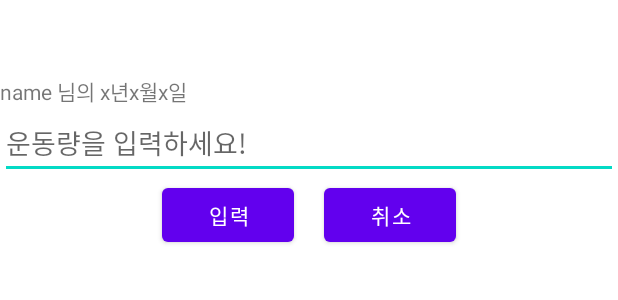
After one commit to eddymango/exercisefam, an Android app: the layout dialog_exer_register.xml on its own in the app's theme, with its tools: preview values and no code run, on a phone screen of 412 x 824 dp. The commit adds this screen. Shown: the top 300 px of the screen. Run offline under Robolectric (Android 15) with nearby library versions, the phone set to English and light mode, and no system bars.

Commit message:
firebase 날짜->userName 저장 + dialog #1

```diff
--- a/app/src/main/java/kr/eddymango/exercisefam/fragments/HomeFragment.kt
+++ b/app/src/main/java/kr/eddymango/exercisefam/fragments/HomeFragment.kt
@@ -10,12 +10,14 @@ import androidx.fragment.app.Fragment
 import com.google.firebase.database.DatabaseReference
 import com.google.firebase.database.ktx.database
 import com.google.firebase.ktx.Firebase
+import kr.eddymango.exercisefam.data.MysharedPreferences.Companion.prefs
 import kr.eddymango.exercisefam.databinding.FragmentHomeBinding
 
 class HomeFragment :Fragment(){
 
     private var mbinding: FragmentHomeBinding? =null
     private val binding get() = mbinding!!
+    private val userName = prefs.getString("name","")
     val TAG = "TAG"
 
     val database = Firebase.database("https://exercisefam-18033-default-rtdb.asia-southeast1.firebasedatabase.app")
@@ -33,7 +35,8 @@ class HomeFragment :Fragment(){
             //i = 년도 -- i2 = 월 --- i3 = 일
             Toast.makeText(activity,"Selected Date : $i3/$i2/$i",Toast.LENGTH_SHORT).show()
             binding.homeBtnDbRegister.setOnClickListener {
-                myRef.child("$i").child("${i2+1}").child("$i3").setValue("안녕하세요")
+                myRef.child("$i").child("${i2+1}").child("$i3")
+                    .child("$userName").setValue("운동량 입력입니다.")
             }
 
         }
--- /dev/null
+++ b/app/src/main/res/layout/dialog_exer_register.xml
@@ -0,0 +1,49 @@
+<?xml version="1.0" encoding="utf-8"?>
+<androidx.constraintlayout.widget.ConstraintLayout xmlns:android="http://schemas.android.com/apk/res/android"
+    xmlns:app="http://schemas.android.com/apk/res-auto"
+    xmlns:tools="http://schemas.android.com/tools"
+    android:layout_width="match_parent"
+    android:layout_height="match_parent">
+
+    <TextView
+        android:layout_marginTop="50dp"
+
+        android:layout_width="match_parent"
+        android:layout_height="wrap_content"
+        android:id="@+id/dialog_tv_name"
+        app:layout_constraintStart_toStartOf="parent"
+        app:layout_constraintEnd_toEndOf="parent"
+        app:layout_constraintTop_toTopOf="parent"
+        app:layout_constraintBottom_toTopOf="@id/dialog_et_register"
+        android:text="name 님의 x년x월x일 "/>
+
+    <EditText
+        android:id="@+id/dialog_et_register"
+        android:layout_width="match_parent"
+        android:layout_height="wrap_content"
+        android:hint="운동량을 입력하세요!"
+        app:layout_constraintEnd_toEndOf="parent"
+        app:layout_constraintStart_toStartOf="parent"
+        app:layout_constraintTop_toBottomOf="@id/dialog_tv_name" />
+    <Button
+        android:layout_width="wrap_content"
+        android:layout_height="wrap_content"
+        android:text="입력"
+        android:id="@+id/dialog_btn_ok"
+        app:layout_constraintTop_toBottomOf="@id/dialog_et_register"
+        app:layout_constraintStart_toStartOf="parent"
+        app:layout_constraintEnd_toEndOf="@id/dialog_btn_no"/>
+    <Button
+        android:layout_width="wrap_content"
+        android:layout_height="wrap_content"
+        android:text="취소"
+        android:id="@+id/dialog_btn_no"
+        app:layout_constraintTop_toBottomOf="@id/dialog_et_register"
+        app:layout_constraintStart_toStartOf="@id/dialog_btn_ok"
+        app:layout_constraintEnd_toEndOf="parent"/>
+
+
+
+
+
+</androidx.constraintlayout.widget.ConstraintLayout>
```
